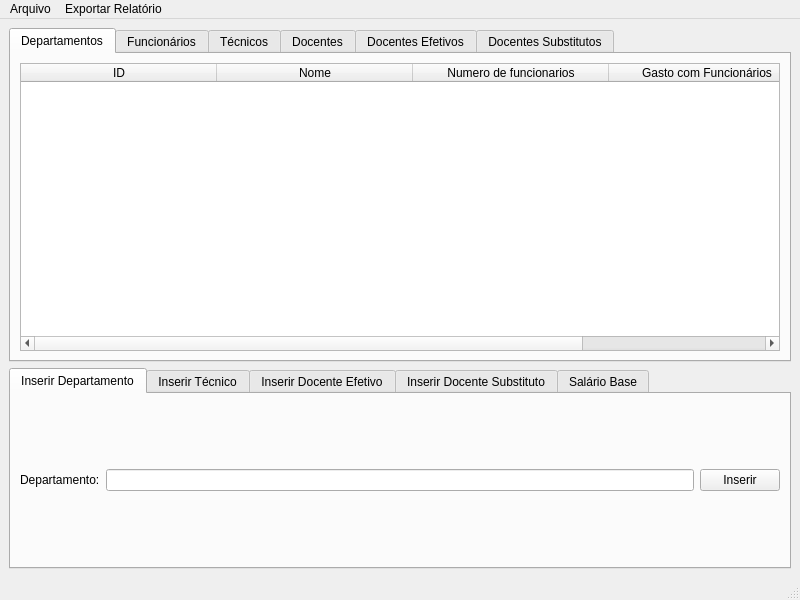
Qt form mainwindow.ui (ViniciusPolachini/TrabalhoPOO) before a commit.
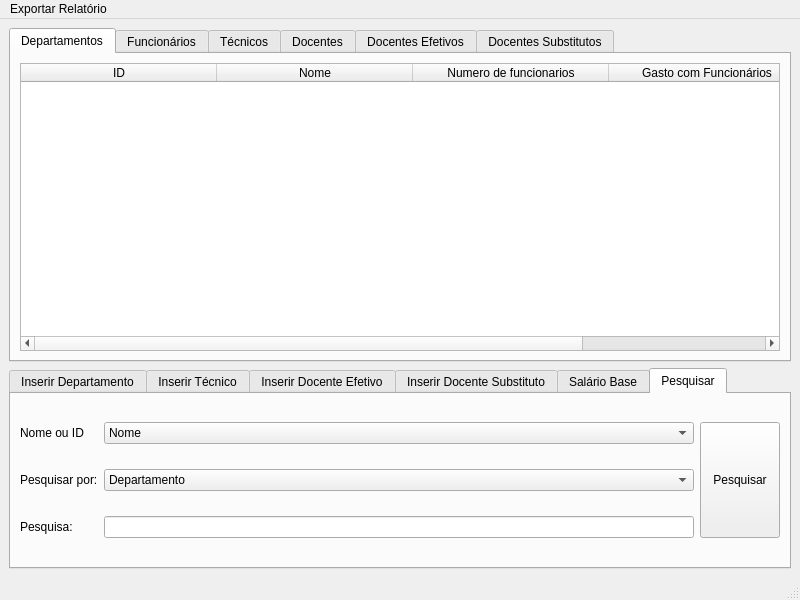
The same form after that commit. The open tabs and pages were chosen to show the change.

Commit message: pesquisar agora esta dentro da mainwindow

```diff
--- a/mainwindow.ui
+++ b/mainwindow.ui
@@ -703,6 +703,98 @@
         </item>
        </layout>
       </widget>
+      <widget class="QWidget" name="tab_2">
+       <attribute name="title">
+        <string>Pesquisar</string>
+       </attribute>
+       <layout class="QGridLayout" name="gridLayout_6">
+        <item row="2" column="1">
+         <widget class="QLineEdit" name="line_pesquisar"/>
+        </item>
+        <item row="2" column="0">
+         <widget class="QLabel" name="label_21">
+          <property name="text">
+           <string>Pesquisa:</string>
+          </property>
+         </widget>
+        </item>
+        <item row="0" column="0">
+         <widget class="QLabel" name="label_18">
+          <property name="text">
+           <string>Nome ou ID</string>
+          </property>
+         </widget>
+        </item>
+        <item row="1" column="0">
+         <widget class="QLabel" name="label_19">
+          <property name="text">
+           <string>Pesquisar por:</string>
+          </property>
+         </widget>
+        </item>
+        <item row="1" column="1">
+         <widget class="QComboBox" name="line_pesq_tipo">
+          <item>
+           <property name="text">
+            <string>Departamento</string>
+           </property>
+          </item>
+          <item>
+           <property name="text">
+            <string>Funcionário</string>
+           </property>
+          </item>
+          <item>
+           <property name="text">
+            <string>Técnico</string>
+           </property>
+          </item>
+          <item>
+           <property name="text">
+            <string>Docente</string>
+           </property>
+          </item>
+          <item>
+           <property name="text">
+            <string>Docente Efetivo</string>
+           </property>
+          </item>
+          <item>
+           <property name="text">
+            <string>Docente Substituto</string>
+           </property>
+          </item>
+         </widget>
+        </item>
+        <item row="0" column="1">
+         <widget class="QComboBox" name="line_pesq_nome_id">
+          <item>
+           <property name="text">
+            <string>Nome</string>
+           </property>
+          </item>
+          <item>
+           <property name="text">
+            <string>ID</string>
+           </property>
+          </item>
+         </widget>
+        </item>
+        <item row="0" column="2" rowspan="3">
+         <widget class="QPushButton" name="button_pesquisar">
+          <property name="sizePolicy">
+           <sizepolicy hsizetype="Minimum" vsizetype="Ignored">
+            <horstretch>0</horstretch>
+            <verstretch>0</verstretch>
+           </sizepolicy>
+          </property>
+          <property name="text">
+           <string>Pesquisar</string>
+          </property>
+         </widget>
+        </item>
+       </layout>
+      </widget>
      </widget>
     </item>
    </layout>
@@ -716,12 +808,6 @@
      <height>30</height>
     </rect>
    </property>
-   <widget class="QMenu" name="menuArquivo">
-    <property name="title">
-     <string>Arquivo</string>
-    </property>
-    <addaction name="actionPesquisar"/>
-   </widget>
    <widget class="QMenu" name="menuExportar_Relatorio">
     <property name="title">
      <string>Exportar Relatório</string>
@@ -734,7 +820,6 @@
     <addaction name="actionRelatorio_dos_Docentes_Efetivos"/>
     <addaction name="actionRelatorio_dos_Docentes_Substitutos"/>
    </widget>
-   <addaction name="menuArquivo"/>
    <addaction name="menuExportar_Relatorio"/>
   </widget>
   <widget class="QStatusBar" name="statusbar"/>
```
Left out of the diff: 59 changed lines with no effect on the pictures. The commit also changes 13 other files.
